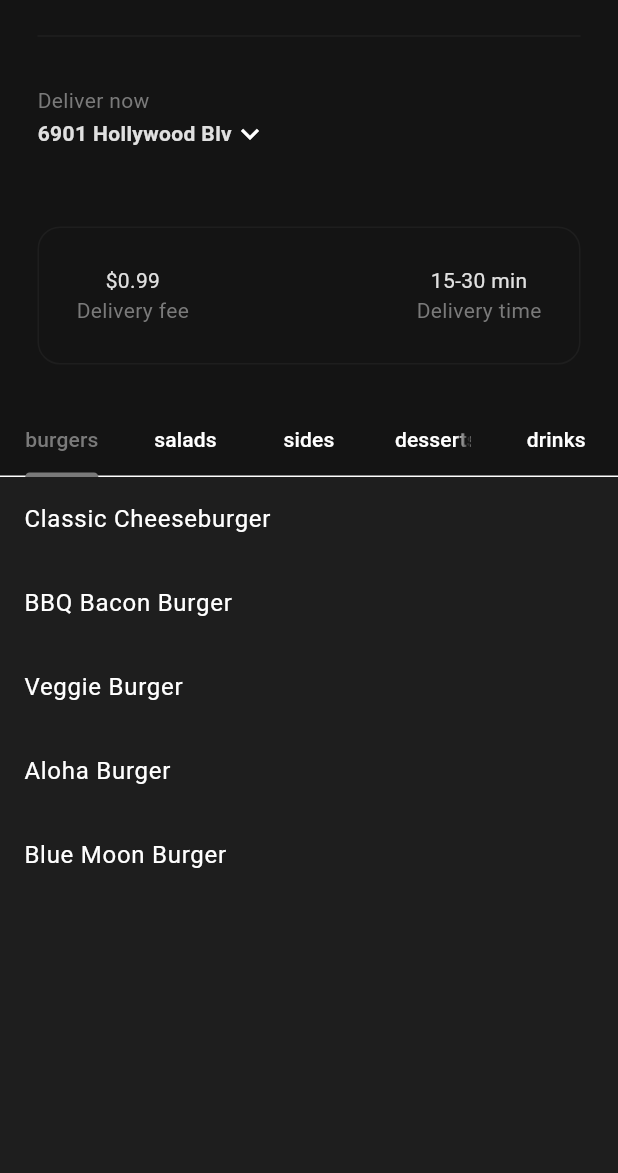
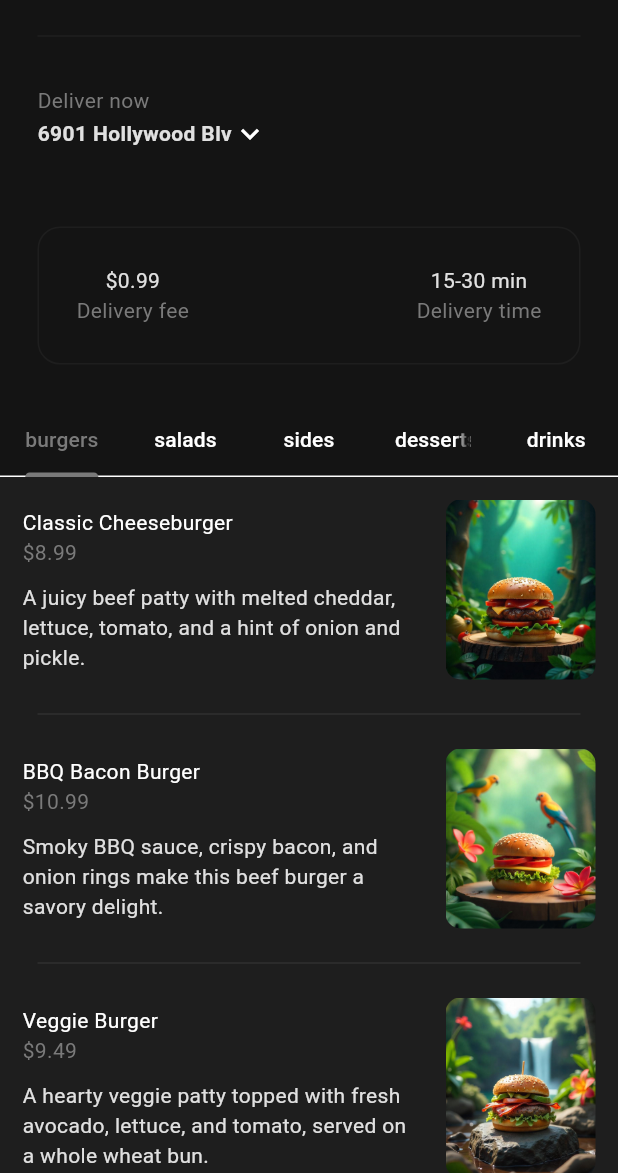
Before and after one commit to InemesitMatthew/Minimal_Food_Delivery_App, a Flutter app: the screen it shows after launch, after a tap on "Sign In", on a phone screen of 412 x 824 dp, the part 63-1236 px from its top. Run offline on Flutter 3.47's test engine with Material 3 defaults, Android fonts, the phone set to English and light mode, and no system bars; our stand-ins replace firebase_core; accounts and stored records are empty.

Commit message:
done with the restaurant model about to begin with the food page

```diff
--- /dev/null
+++ b/lib/components/my_food_tile.dart
@@ -0,0 +1,72 @@
+import 'package:flutter/material.dart';
+import '../model/food.dart';
+
+class MyFoodTile extends StatelessWidget {
+  final Food food;
+  final void Function()? onTap;
+
+  const MyFoodTile({
+    super.key,
+    required this.food,
+    required this.onTap,
+  });
+
+  @override
+  Widget build(BuildContext context) {
+    return Column(
+      children: [
+        GestureDetector(
+          onTap: onTap,
+          child: Padding(
+            padding: const EdgeInsets.all(15.0),
+            child: Row(
+              children: [
+                // text food details
+                Expanded(
+                  child: Column(
+                    crossAxisAlignment: CrossAxisAlignment.start,
+                    children: [
+                      Text(food.name),
+                      Text(
+                        '\$' + food.price.toString(),
+                        style: TextStyle(
+                          color: Theme.of(context).colorScheme.primary,
+                        ),
+                      ),
+                      const SizedBox(height: 10),
+                      Text(
+                        food.description,
+                        style: TextStyle(
+                          color: Theme.of(context).colorScheme.inversePrimary,
+                        ),
+                      ),
+                    ],
+                  ),
+                ),
+
+                const SizedBox(width: 15),
+
+                // food image
+                ClipRRect(
+                  borderRadius: BorderRadius.circular(10),
+                  child: Image.asset(
+                    food.imagePath,
+                    height: 120,
+                    width: 100, // Set a fixed width
+                    fit: BoxFit
+                        .cover, // Ensures the image covers the area while maintaining aspect ratio
+                  ),
+                ),
+              ],
+            ),
+          ),
+        ),
+        Divider(
+          color: Theme.of(context).colorScheme.tertiary,
+          endIndent: 25,
+          indent: 25,
+        ),
+      ],
+    );
+  }
+}
--- a/lib/components/my_sliver_app_bar.dart
+++ b/lib/components/my_sliver_app_bar.dart
@@ -15,9 +15,8 @@ class MySliverAppBar extends StatelessWidget {
     return SliverAppBar(
       expandedHeight: 360,
       collapsedHeight: 120,
-      floating: true,
+      floating: false,
       pinned: true,
-      snap: true,
       actions: [
         // cart button
         IconButton(
--- a/lib/main.dart
+++ b/lib/main.dart
@@ -29,7 +29,7 @@ void main() async {
   ));
 }
 
-// from 34:00 relisten to it cuz u muted it
+// relisten from 43:01 - 46:58
 class MyApp extends StatelessWidget {
   const MyApp({super.key});
 
--- a/lib/model/restaurant.dart
+++ b/lib/model/restaurant.dart
@@ -181,7 +181,7 @@ class Restaurant extends ChangeNotifier{
       name: "Loaded Sweet Potato Fries",
       description:
           "Savory sweet potato fries loaded with melted cheese, smoky bacon bits, and a dollop of sour cream.",
-      imagePath: "lib/images/french-fries.jpg",
+      imagePath: "lib/images/sides/french-fries.jpg",
       price: 4.49,
       category: FoodCategory.sides,
       availableAddons: [
@@ -194,7 +194,7 @@ class Restaurant extends ChangeNotifier{
       name: "Crispy Mac & Cheese Bites",
       description:
           "Golden brown, bite-sized mac and cheese balls, perfect for on-the-go snacking. Served with a side of your choice.",
-      imagePath: "lib/images/mac_sides.jpg",
+      imagePath: "lib/images/sides/mac_sides.jpg",
       price: 4.49,
       category: FoodCategory.sides,
       availableAddons: [
--- a/lib/pages/home_page.dart
+++ b/lib/pages/home_page.dart
@@ -3,6 +3,7 @@ import 'package:provider/provider.dart';
 import '../components/my_current_location.dart';
 import '../components/my_description_box.dart';
 import '../components/my_drawer.dart';
+import '../components/my_food_tile.dart';
 import '../components/my_sliver_app_bar.dart';
 import '../components/my_tab_bar.dart';
 import '../model/food.dart';
@@ -41,6 +42,7 @@ class _HomePageState extends State<HomePage>
   // return list of foods in given category
   List<Widget> getFoodInThisCategory(List<Food> fullMenu) {
     return FoodCategory.values.map((category) {
+      // get category menu
       List<Food> categoryMenu = _filterMenuByCategory(category, fullMenu);
 
       return ListView.builder(
@@ -48,8 +50,13 @@ class _HomePageState extends State<HomePage>
         physics: const NeverScrollableScrollPhysics(),
         padding: EdgeInsets.zero,
         itemBuilder: (context, index) {
-          return ListTile(
-            title: Text(categoryMenu[index].name),
+          // get individual food
+          final food = categoryMenu[index];
+
+          // return food tile UI
+          return MyFoodTile(
+            food: food,
+            onTap: () {},
           );
         },
       );
```
